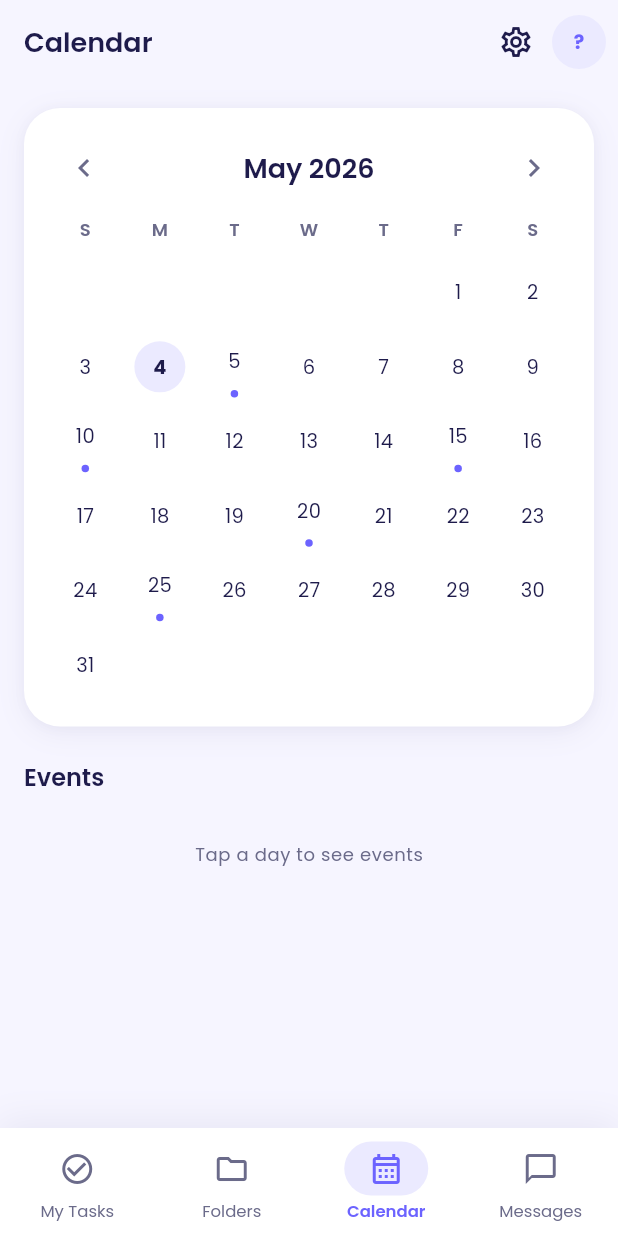
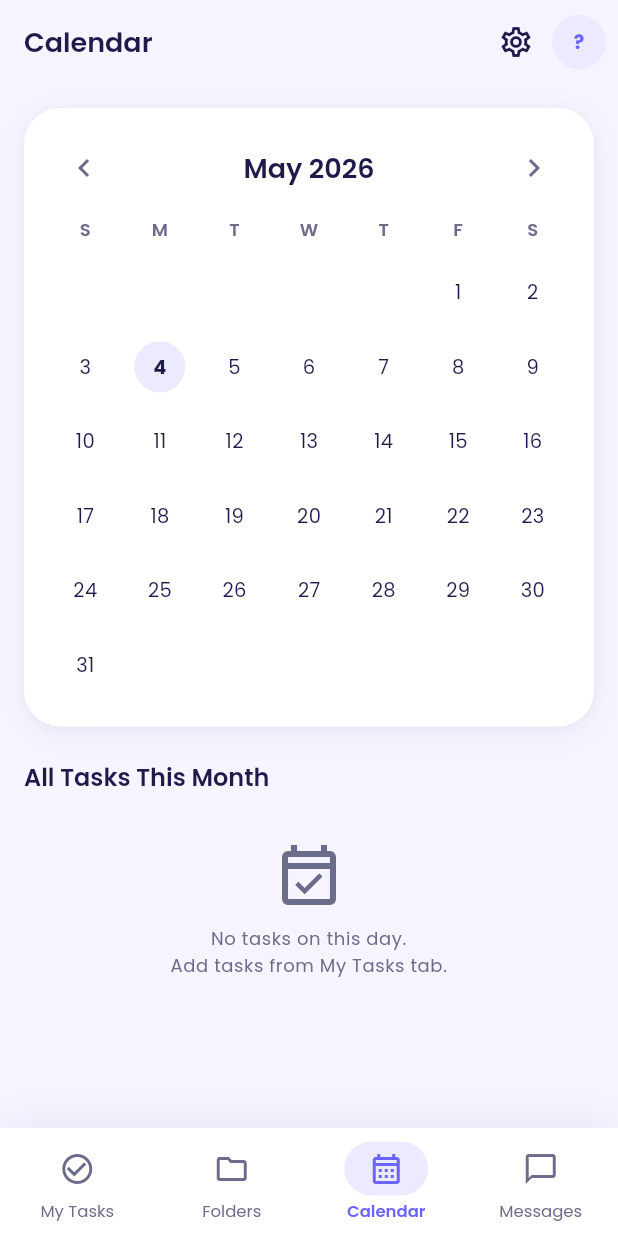
Before and after one commit to AmrElkhodari/Todolist, a Flutter app: the screen it shows once a user with an empty profile is signed in, item 3 of the bottom bar chosen, on a phone screen of 412 x 824 dp. Run offline on Flutter 3.47's test engine with Material 3 defaults, Android fonts, the phone set to English and light mode, and no system bars; our stand-ins replace cloud_firestore, firebase_auth, firebase_core, google_sign_in, shared_preferences; accounts and stored records are empty; network calls fail.

Commit message:
Second Commit

```diff
--- a/lib/core/services/task_service.dart
+++ b/lib/core/services/task_service.dart
@@ -5,11 +5,15 @@ class TaskService {
   final _col = FirebaseFirestore.instance.collection('tasks');
 
   /// Real-time stream of a user's tasks, newest first.
+  /// Sorting is done client-side to avoid requiring a composite Firestore index.
   Stream<List<TaskModel>> getUserTasks(String userId) => _col
       .where('userId', isEqualTo: userId)
-      .orderBy('createdAt', descending: true)
       .snapshots()
-      .map((s) => s.docs.map(TaskModel.fromFirestore).toList());
+      .map((s) {
+        final tasks = s.docs.map(TaskModel.fromFirestore).toList();
+        tasks.sort((a, b) => b.createdAt.compareTo(a.createdAt));
+        return tasks;
+      });
 
   Future<void> addTask({
     required String userId,
--- a/lib/features/auth/sign_up_screen.dart
+++ b/lib/features/auth/sign_up_screen.dart
@@ -5,7 +5,6 @@ import '../../core/theme/app_colors.dart';
 import '../../core/theme/app_text_styles.dart';
 import '../../core/constants/app_dimens.dart';
 import '../../shared/widgets/auth_widgets.dart';
-import 'email_verification_screen.dart';
 import 'login_screen.dart';
 
 class SignUpScreen extends StatefulWidget {
@@ -42,8 +41,9 @@ class _SignUpScreenState extends State<SignUpScreen> {
       lastName: _lastNameCtrl.text.trim(),
     );
     if (ok && mounted) {
+      // signUp already signed the user out — go to Login and show banner.
       Navigator.of(context).pushReplacement(
-        MaterialPageRoute(builder: (_) => const EmailVerificationScreen()),
+        MaterialPageRoute(builder: (_) => const LoginScreen(verificationSent: true)),
       );
     }
   }
--- a/lib/features/calendar/calendar_screen.dart
+++ b/lib/features/calendar/calendar_screen.dart
@@ -1,10 +1,12 @@
 import 'package:flutter/material.dart';
+import 'package:provider/provider.dart';
+import '../../core/models/task_model.dart';
+import '../../core/providers/auth_provider.dart';
+import '../../core/services/task_service.dart';
 import '../../core/theme/app_colors.dart';
 import '../../core/theme/app_shadows.dart';
 import '../../core/constants/app_dimens.dart';
 
-/// Calendar tab — shows a month view with task events.
-/// Phase 4 will wire events to Firestore.
 class CalendarScreen extends StatefulWidget {
   const CalendarScreen({super.key});
 
@@ -16,43 +18,81 @@ class _CalendarScreenState extends State<CalendarScreen> {
   DateTime _focusedMonth = DateTime.now();
   int? _selectedDay;
 
-  // Dummy events keyed by day-of-month
-  final Map<int, List<_Event>> _events = {
-    5:  [_Event('Team Standup', AppColors.accentMint)],
-    10: [_Event('Design Review', AppColors.accentBlue), _Event('Sprint Planning', AppColors.accentPink)],
-    15: [_Event('Client Demo', AppColors.accentOrange)],
-    20: [_Event('Deadline: Prototype', AppColors.error)],
-    25: [_Event('Monthly Retro', AppColors.primaryLight)],
-  };
+  static const _months = [
+    'January', 'February', 'March', 'April', 'May', 'June',
+    'July', 'August', 'September', 'October', 'November', 'December',
+  ];
 
   @override
   Widget build(BuildContext context) {
+    final uid = context.read<AuthProvider>().user!.uid;
+
     return Scaffold(
       backgroundColor: Colors.transparent,
-      body: SingleChildScrollView(
+      body: StreamBuilder<List<TaskModel>>(
+        stream: TaskService().getUserTasks(uid),
+        builder: (context, snap) {
+          final tasks = snap.data ?? [];
+
+          // Group tasks by day-of-month for the focused month.
+          final tasksByDay = <int, List<TaskModel>>{};
+          for (final t in tasks) {
+            if (t.createdAt.year == _focusedMonth.year &&
+                t.createdAt.month == _focusedMonth.month) {
+              tasksByDay.putIfAbsent(t.createdAt.day, () => []).add(t);
+            }
+          }
+
+          final selectedTasks = _selectedDay != null
+              ? (tasksByDay[_selectedDay] ?? [])
+              : <TaskModel>[];
+
+          return SingleChildScrollView(
             padding: const EdgeInsets.all(AppDimens.md),
             child: Column(
               crossAxisAlignment: CrossAxisAlignment.start,
               children: [
-            // ── Calendar Card ────────────────────────────────────────
+                // ── Calendar Card ──────────────────────────────────────
                 _CalendarCard(
                   focusedMonth: _focusedMonth,
                   selectedDay: _selectedDay,
-              events: _events,
-              onMonthChanged: (d) => setState(() => _focusedMonth = d),
+                  tasksByDay: tasksByDay,
+                  onMonthChanged: (d) =>
+                      setState(() { _focusedMonth = d; _selectedDay = null; }),
                   onDaySelected: (d) => setState(() => _selectedDay = d),
                 ),
                 const SizedBox(height: AppDimens.lg),
 
-            // ── Events for selected day ──────────────────────────────
-            Text('Events', style: Theme.of(context).textTheme.headlineSmall),
-            const SizedBox(height: AppDimens.sm),
-            if (_selectedDay != null && _events.containsKey(_selectedDay))
-              ..._events[_selectedDay]!.map((e) => _EventTile(event: e))
-            else
-              _EmptyEvents(selectedDay: _selectedDay),
+                // ── Tasks for selected day ─────────────────────────────
+                Row(
+                  mainAxisAlignment: MainAxisAlignment.spaceBetween,
+                  children: [
+                    Text(
+                      _selectedDay != null
+                          ? 'Tasks on ${_months[_focusedMonth.month - 1]} $_selectedDay'
+                          : 'All Tasks This Month',
+                      style: Theme.of(context).textTheme.headlineSmall,
+                    ),
+                    if (snap.connectionState == ConnectionState.waiting)
+                      const SizedBox(
+                        width: 16, height: 16,
+                        child: CircularProgressIndicator(strokeWidth: 2),
+                      ),
                   ],
                 ),
+                const SizedBox(height: AppDimens.sm),
+
+                if (selectedTasks.isEmpty && _selectedDay != null)
+                  _EmptyDay()
+                else if (_selectedDay == null && tasks.isEmpty)
+                  _EmptyDay()
+                else
+                  ...((_selectedDay != null ? selectedTasks : tasks)
+                      .map((t) => _TaskTile(task: t))),
+              ],
+            ),
+          );
+        },
       ),
     );
   }
@@ -64,14 +104,14 @@ class _CalendarCard extends StatelessWidget {
   const _CalendarCard({
     required this.focusedMonth,
     required this.selectedDay,
-    required this.events,
+    required this.tasksByDay,
     required this.onMonthChanged,
     required this.onDaySelected,
   });
 
   final DateTime focusedMonth;
   final int? selectedDay;
-  final Map<int, List<_Event>> events;
+  final Map<int, List<TaskModel>> tasksByDay;
   final void Function(DateTime) onMonthChanged;
   final void Function(int) onDaySelected;
 
@@ -99,14 +139,13 @@ class _CalendarCard extends StatelessWidget {
       ),
       child: Column(
         children: [
-          // Header
+          // Month navigation header
           Row(
             children: [
               IconButton(
                 icon: const Icon(Icons.chevron_left),
                 onPressed: () => onMonthChanged(
-                  DateTime(focusedMonth.year, focusedMonth.month - 1),
-                ),
+                    DateTime(focusedMonth.year, focusedMonth.month - 1)),
               ),
               Expanded(
                 child: Text(
@@ -118,8 +157,7 @@ class _CalendarCard extends StatelessWidget {
               IconButton(
                 icon: const Icon(Icons.chevron_right),
                 onPressed: () => onMonthChanged(
-                  DateTime(focusedMonth.year, focusedMonth.month + 1),
-                ),
+                    DateTime(focusedMonth.year, focusedMonth.month + 1)),
               ),
             ],
           ),
@@ -127,17 +165,13 @@ class _CalendarCard extends StatelessWidget {
 
           // Weekday labels
           Row(
-            children: _weekdays
-                .map((w) => Expanded(
+            children: _weekdays.map((w) => Expanded(
               child: Center(
                 child: Text(w,
-                            style: Theme.of(context)
-                                .textTheme
-                                .bodySmall
+                    style: Theme.of(context).textTheme.bodySmall
                         ?.copyWith(fontWeight: FontWeight.w600)),
               ),
-                    ))
-                .toList(),
+            )).toList(),
           ),
           const SizedBox(height: AppDimens.sm),
 
@@ -146,18 +180,18 @@ class _CalendarCard extends StatelessWidget {
             shrinkWrap: true,
             physics: const NeverScrollableScrollPhysics(),
             gridDelegate: const SliverGridDelegateWithFixedCrossAxisCount(
-              crossAxisCount: 7,
-              childAspectRatio: 1,
+              crossAxisCount: 7, childAspectRatio: 1,
             ),
             itemCount: firstWeekday + daysInMonth,
             itemBuilder: (context, i) {
               if (i < firstWeekday) return const SizedBox.shrink();
               final day = i - firstWeekday + 1;
               final isToday = today.year == focusedMonth.year &&
-                  today.month == focusedMonth.month &&
-                  today.day == day;
+                  today.month == focusedMonth.month && today.day == day;
               final isSelected = day == selectedDay;
-              final hasEvent = events.containsKey(day);
+              final hasTasks = tasksByDay.containsKey(day);
+              final dayTasks = tasksByDay[day] ?? [];
+              final allDone = dayTasks.isNotEmpty && dayTasks.every((t) => t.done);
 
               return GestureDetector(
                 onTap: () => onDaySelected(day),
@@ -166,8 +200,7 @@ class _CalendarCard extends StatelessWidget {
                     mainAxisSize: MainAxisSize.min,
                     children: [
                       Container(
-                        width: 34,
-                        height: 34,
+                        width: 34, height: 34,
                         decoration: BoxDecoration(
                           color: isSelected
                               ? AppColors.primaryLight
@@ -177,14 +210,11 @@ class _CalendarCard extends StatelessWidget {
                           shape: BoxShape.circle,
                         ),
                         child: Center(
-                          child: Text(
-                            '$day',
+                          child: Text('$day',
                             style: TextStyle(
-                              fontFamily: 'Poppins',
-                              fontSize: 13,
+                              fontFamily: 'Poppins', fontSize: 13,
                               fontWeight: isToday || isSelected
-                                  ? FontWeight.w700
-                                  : FontWeight.w400,
+                                  ? FontWeight.w700 : FontWeight.w400,
                               color: isSelected
                                   ? AppColors.white
                                   : Theme.of(context).colorScheme.onSurface,
@@ -192,13 +222,14 @@ class _CalendarCard extends StatelessWidget {
                           ),
                         ),
                       ),
-                      if (hasEvent)
+                      if (hasTasks)
                         Container(
-                          width: 5,
-                          height: 5,
+                          width: 5, height: 5,
                           margin: const EdgeInsets.only(top: 2),
-                          decoration: const BoxDecoration(
-                            color: AppColors.primaryLight,
+                          decoration: BoxDecoration(
+                            color: allDone
+                                ? AppColors.accentMint
+                                : AppColors.primaryLight,
                             shape: BoxShape.circle,
                           ),
                         ),
@@ -214,11 +245,11 @@ class _CalendarCard extends StatelessWidget {
   }
 }
 
-// ── Event Tile ────────────────────────────────────────────────────────────────
+// ── Task Tile ─────────────────────────────────────────────────────────────────
 
-class _EventTile extends StatelessWidget {
-  const _EventTile({required this.event});
-  final _Event event;
+class _TaskTile extends StatelessWidget {
+  const _TaskTile({required this.task});
+  final TaskModel task;
 
   @override
   Widget build(BuildContext context) {
@@ -230,43 +261,53 @@ class _EventTile extends StatelessWidget {
         color: isDark ? AppColors.cardDark : AppColors.surfaceLight,
         borderRadius: BorderRadius.circular(AppDimens.radiusMd),
         boxShadow: isDark ? AppShadows.cardDark : AppShadows.card,
-        border: Border(
-          left: BorderSide(color: event.color, width: 4),
-        ),
+        border: Border(left: BorderSide(color: task.color, width: 4)),
       ),
       child: Row(
         children: [
-          const Icon(Icons.event_note_outlined, size: 20),
+          Icon(
+            task.done ? Icons.check_circle : Icons.radio_button_unchecked,
+            color: task.done
+                ? AppColors.accentMint
+                : Theme.of(context).colorScheme.onSurfaceVariant,
+            size: 20,
+          ),
           const SizedBox(width: AppDimens.sm),
-          Text(event.title, style: Theme.of(context).textTheme.bodyMedium),
+          Expanded(
+            child: Text(
+              task.title,
+              style: Theme.of(context).textTheme.bodyMedium?.copyWith(
+                    decoration: task.done ? TextDecoration.lineThrough : null,
+                    color: task.done
+                        ? Theme.of(context).colorScheme.onSurfaceVariant
+                        : null,
+                  ),
+            ),
+          ),
         ],
       ),
     );
   }
 }
 
-class _EmptyEvents extends StatelessWidget {
-  const _EmptyEvents({required this.selectedDay});
-  final int? selectedDay;
-
+class _EmptyDay extends StatelessWidget {
   @override
-  Widget build(BuildContext context) {
-    return Padding(
+  Widget build(BuildContext context) => Padding(
     padding: const EdgeInsets.symmetric(vertical: AppDimens.lg),
     child: Center(
-        child: Text(
-          selectedDay == null
-              ? 'Tap a day to see events'
-              : 'No events on this day',
+      child: Column(
+        children: [
+          Icon(Icons.event_available_outlined,
+              size: 48,
+              color: Theme.of(context).colorScheme.onSurfaceVariant),
+          const SizedBox(height: AppDimens.sm),
+          Text(
+            'No tasks on this day.\nAdd tasks from My Tasks tab.',
+            textAlign: TextAlign.center,
             style: Theme.of(context).textTheme.bodySmall,
+          ),
+        ],
       ),
     ),
   );
 }
-}
-
-class _Event {
-  const _Event(this.title, this.color);
-  final String title;
-  final Color color;
-}
--- a/lib/main.dart
+++ b/lib/main.dart
@@ -1,21 +1,18 @@
+import 'package:firebase_auth/firebase_auth.dart';
 import 'package:firebase_core/firebase_core.dart';
 import 'package:flutter/material.dart';
 import 'package:provider/provider.dart';
-import 'core/providers/auth_provider.dart';
+import 'core/providers/auth_provider.dart' as app_auth;
 import 'core/providers/theme_provider.dart';
 import 'core/theme/app_theme.dart';
-import 'features/auth/email_verification_screen.dart';
 import 'features/auth/login_screen.dart';
 import 'features/main_shell/main_shell.dart';
 import 'firebase_options.dart';
 
 void main() async {
   WidgetsFlutterBinding.ensureInitialized();
-
-  // Initialize Firebase.
   await Firebase.initializeApp(options: DefaultFirebaseOptions.currentPlatform);
 
-  // Load persisted theme before rendering the first frame.
   final themeProvider = ThemeProvider();
   await themeProvider.loadTheme();
 
@@ -23,7 +20,7 @@ void main() async {
     MultiProvider(
       providers: [
         ChangeNotifierProvider.value(value: themeProvider),
-        ChangeNotifierProvider(create: (_) => AuthProvider()),
+        ChangeNotifierProvider(create: (_) => app_auth.AuthProvider()),
       ],
       child: const CollabifyApp(),
     ),
@@ -36,7 +33,6 @@ class CollabifyApp extends StatelessWidget {
   @override
   Widget build(BuildContext context) {
     final themeProvider = context.watch<ThemeProvider>();
-
     return MaterialApp(
       title: 'Collabify',
       debugShowCheckedModeBanner: false,
@@ -48,26 +44,32 @@ class CollabifyApp extends StatelessWidget {
   }
 }
 
-/// Listens to the auth state and routes the user to the correct screen.
-///
-///   Not logged in       → LoginScreen
-///   Logged in, no verify→ EmailVerificationScreen
-///   Logged in + verified → PlaceholderHomeScreen (Phase 3: full home)
+/// Listens to Firebase's auth stream directly — the most reliable way to route.
+/// No dependency on a custom Provider state; Firebase fires the stream the
+/// moment sign-in / sign-out completes.
 class _AuthGate extends StatelessWidget {
   const _AuthGate();
 
   @override
   Widget build(BuildContext context) {
-    final auth = context.watch<AuthProvider>();
+    return StreamBuilder<User?>(
+      stream: FirebaseAuth.instance.authStateChanges(),
+      builder: (context, snapshot) {
+        // While Firebase is initializing, show a splash loader.
+        if (snapshot.connectionState == ConnectionState.waiting) {
+          return const Scaffold(
+            body: Center(child: CircularProgressIndicator()),
+          );
+        }
 
-    if (!auth.isLoggedIn) {
-      return const LoginScreen();
-    }
+        final user = snapshot.data;
 
-    if (!auth.isEmailVerified) {
-      return const EmailVerificationScreen();
-    }
+        // Not logged in → Login.
+        if (user == null) return const LoginScreen();
 
-    return const MainShell();
+        // Logged in → Home (no email-verification gate here).
+        return const MainShell();
+      },
+    );
   }
 }
```
Also changed, not shown: lib/core/providers/auth_provider.dart (+6 -1 lines), lib/core/services/folder_service.dart (+7 -3 lines), lib/core/services/message_service.dart (+10 -5 lines), lib/features/auth/login_screen.dart (+34 -1 lines), lib/features/settings/settings_screen.dart (+0 -8 lines). Lines whose indentation alone changed are shown as unchanged.
